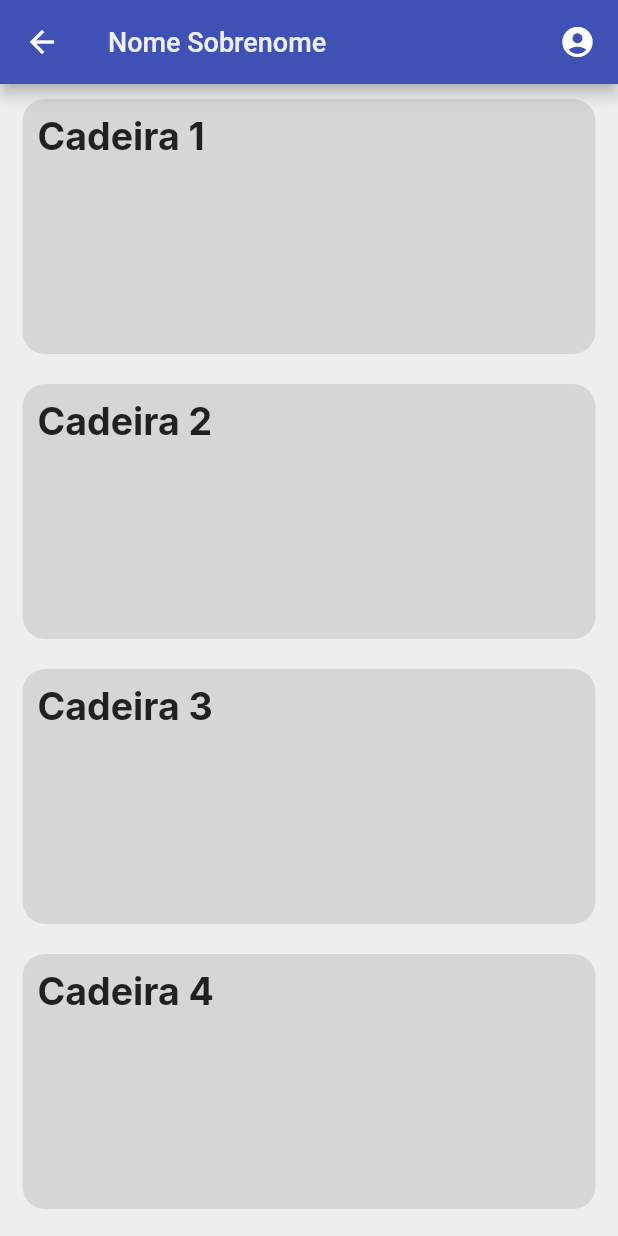
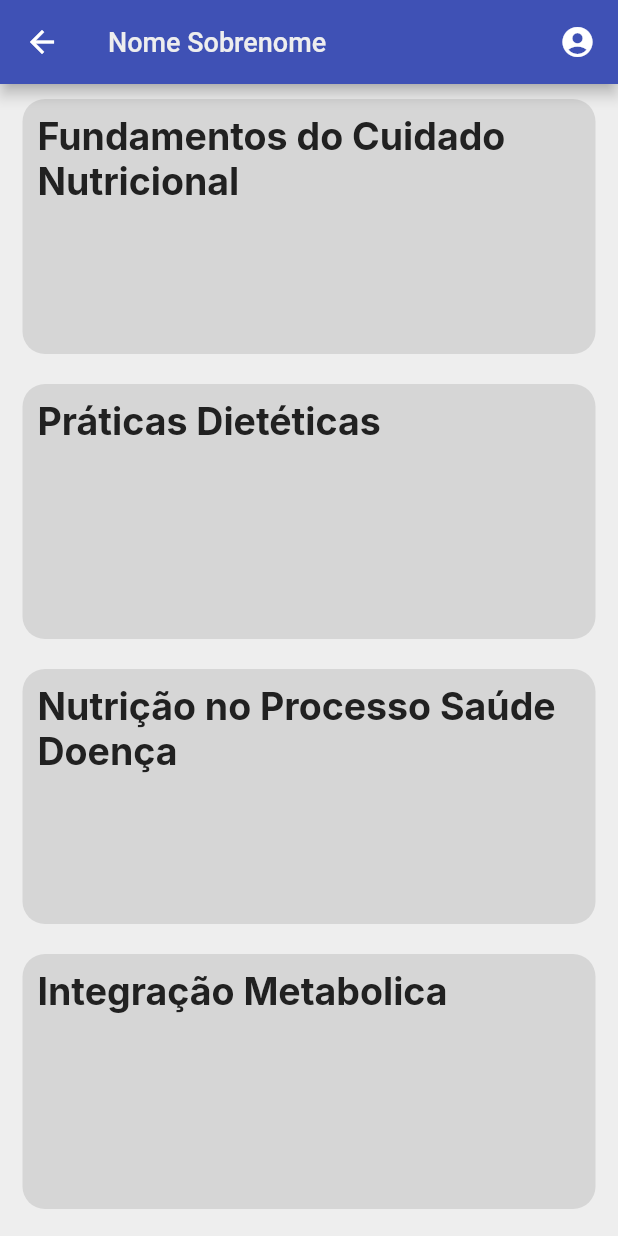
Before and after one commit to Aureli-O/ava_mobile_flutter, a Flutter app: the HomePage screen opened directly, on a phone screen of 412 x 824 dp. Run offline on Flutter 3.47's test engine with Material 2 defaults, Android fonts, the phone set to English and light mode, and no system bars; our stand-ins replace google_fonts.

Commit message:
Modificação dos nomes das cadeiras/Ex.Aluno de nutri

```diff
--- a/lib/pages/home_page.dart
+++ b/lib/pages/home_page.dart
@@ -13,11 +13,11 @@ class HomePage extends StatefulWidget {
 
 class _HomePageState extends State<HomePage> {
   final List _Cadeiras = [
-    "Cadeira 1",
-    "Cadeira 2",
-    "Cadeira 3",
-    "Cadeira 4",
-    "Cadeira 5",
+    "Fundamentos do Cuidado Nutricional",
+    "Práticas Dietéticas",
+    "Nutrição no Processo Saúde Doença",
+    "Integração Metabolica",
+    "Saúde Coletiva",
   ];
 
   @override
```
